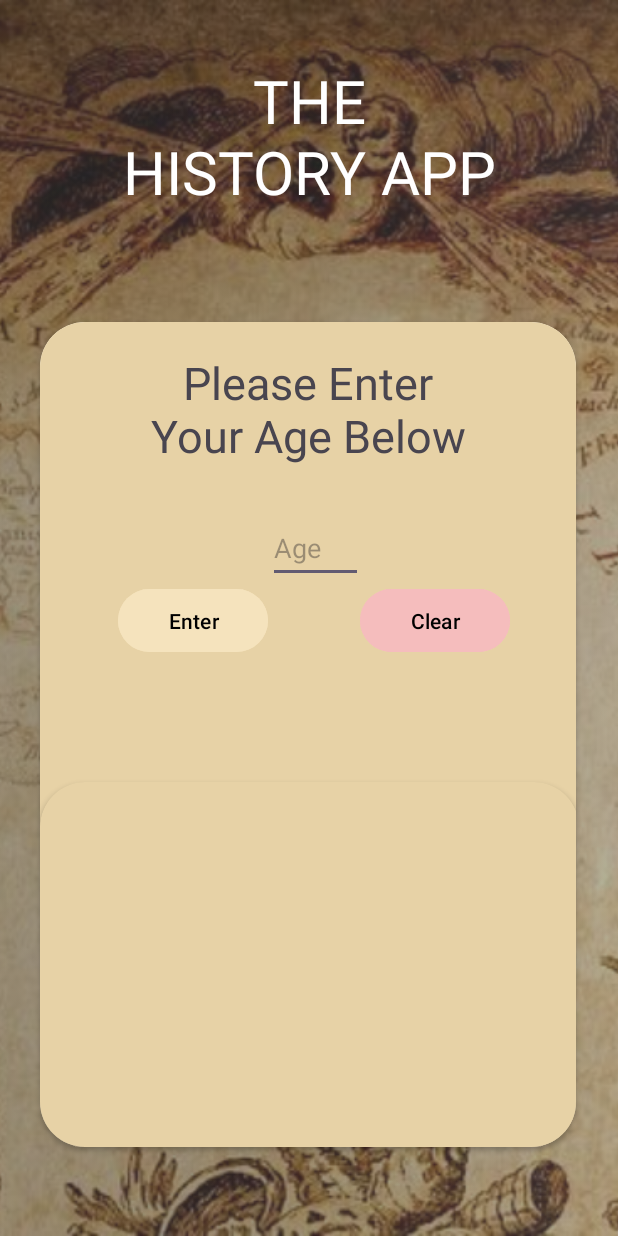
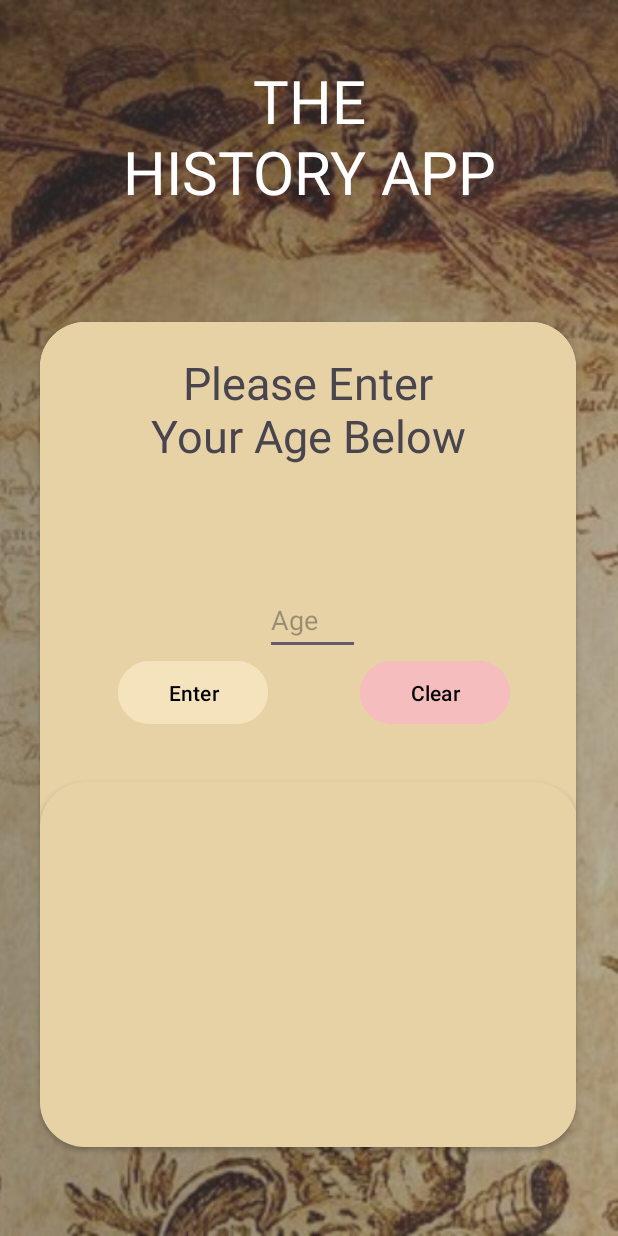
Before and after one commit to Adam-smh/IMAD-A1, an Android app: the screen it shows after launch (MainActivity), on a phone screen of 412 x 824 dp. Run offline under Robolectric (Android 15) with nearby library versions, the phone set to English and light mode, and no system bars.

Commit message:
UI Spacing

```diff
--- a/app/src/main/res/layout/activity_main.xml
+++ b/app/src/main/res/layout/activity_main.xml
@@ -86,12 +86,12 @@
                 android:layout_width="63dp"
                 android:layout_height="46dp"
 
-                android:layout_marginTop="32dp"
+                android:layout_marginTop="80dp"
                 android:digits="0123456789"
                 android:hint="Age"
-                android:inputType = "number"
+                android:inputType="number"
                 app:layout_constraintEnd_toEndOf="parent"
-                app:layout_constraintHorizontal_bias="0.517"
+                app:layout_constraintHorizontal_bias="0.51"
                 app:layout_constraintStart_toStartOf="parent"
                 app:layout_constraintTop_toBottomOf="@+id/textView3" />
 
@@ -137,6 +137,7 @@
                 app:layout_constraintStart_toStartOf="parent">
 
                 <TextView
+                    android:padding="20sp"
                     android:id="@+id/resDisplay"
                     android:layout_width="352dp"
                     android:layout_height="match_parent"
```
